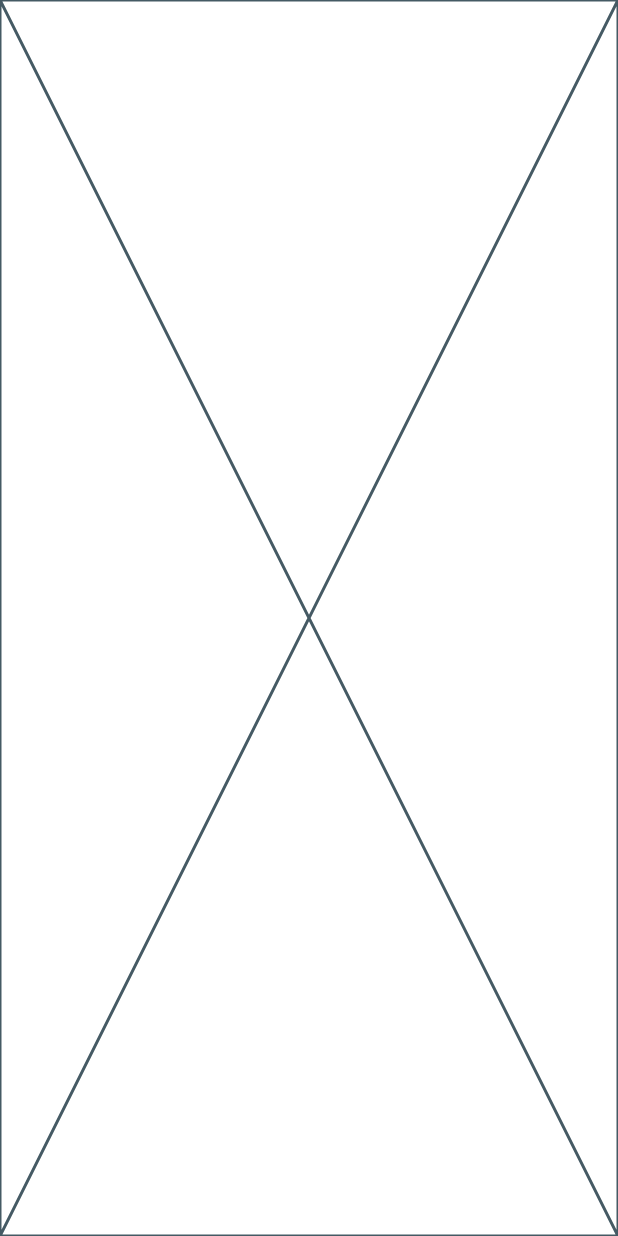
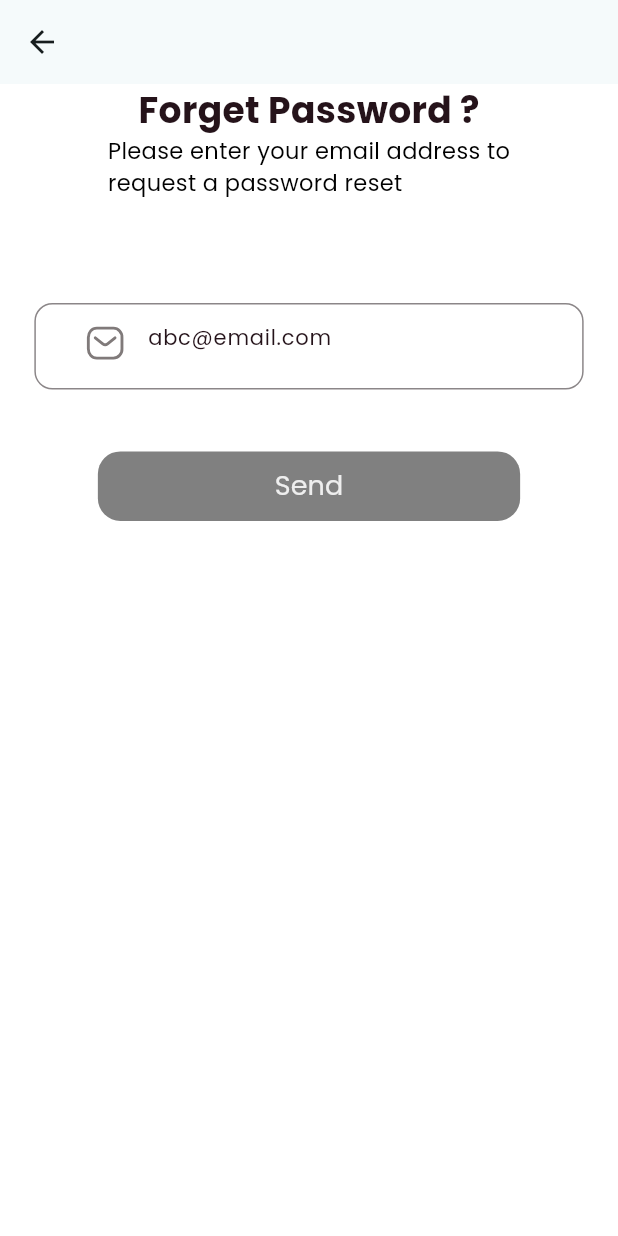
Before and after one commit to MostafaAbdallaH686/Event-Planning-App, a Flutter app: the screen it shows after launch, after a tap on "Forget Password ?", on a phone screen of 412 x 824 dp. Run offline on Flutter 3.47's test engine with Material 3 defaults, Android fonts, the phone set to English and light mode, and no system bars; our stand-ins replace dio, flutter_svg, get, go_router, shared_preferences; project files that could hold a hidden picture were left out.

Commit message:
forgetpass screen

```diff
--- a/lib/core/utils/function/app_route.dart
+++ b/lib/core/utils/function/app_route.dart
@@ -1,7 +1,7 @@
 // Mohnd::TODO: Refactor this file to use named routes instead of passing Widget instances directly.
 
-import 'package:event_planning_app/features/auth/view/verification_screen.dart';
-import 'package:event_planning_app/features/auth/view/forget_password_screen.dart';
+import 'package:event_planning_app/features/auth/view/verification/verification_screen.dart';
+import 'package:event_planning_app/features/auth/view/forgetPassword/forget_password_screen.dart';
 import 'package:event_planning_app/features/auth/view/login/login_screen.dart';
 import 'package:event_planning_app/features/auth/view/register/register_screen.dart';
 import 'package:event_planning_app/features/home/view/home_screen.dart';
--- a/lib/core/utils/utils/app_string.dart
+++ b/lib/core/utils/utils/app_string.dart
@@ -26,6 +26,10 @@ abstract class AppString {
   static const String emailEx = "abc@email.com";
   static const String yourPass = "Your password";
   static const String confirmPass = "Confirm password ";
+  // forget password
+  static const String forgetDesc =
+      "Please enter your email address to\nrequest a password reset";
+  static const String send = "Send";
   // Home Page
 
   // add screen
--- /dev/null
+++ b/lib/features/auth/view/forgetPassword/forget_password_screen.dart
@@ -0,0 +1,17 @@
+//ToDO ::Hadeer
+
+import 'package:event_planning_app/core/utils/widget/custom_my_app_bar.dart';
+import 'package:event_planning_app/features/auth/view/forgetPassword/widget/forget_screen_body.dart';
+import 'package:flutter/material.dart';
+
+class ForgetPasswordScreen extends StatelessWidget {
+  const ForgetPasswordScreen({super.key});
+
+  @override
+  Widget build(BuildContext context) {
+    return const Scaffold(
+      appBar: CustomAppBar(),
+      body: ForgetScreenBody(),
+    );
+  }
+}
--- /dev/null
+++ b/lib/features/auth/view/forgetPassword/widget/forget_screen_body.dart
@@ -0,0 +1,69 @@
+import 'package:event_planning_app/core/utils/theme/app_colors.dart';
+import 'package:event_planning_app/core/utils/theme/app_text_style.dart';
+import 'package:event_planning_app/core/utils/utils/app_icon.dart';
+import 'package:event_planning_app/core/utils/utils/app_string.dart';
+import 'package:event_planning_app/core/utils/utils/app_validator.dart';
+import 'package:event_planning_app/core/utils/widget/custom_textbutton.dart';
+import 'package:event_planning_app/core/utils/widget/custom_textform.dart';
+import 'package:flutter/material.dart';
+import 'package:go_router/go_router.dart';
+
+class ForgetScreenBody extends StatefulWidget {
+  const ForgetScreenBody({super.key});
+
+  @override
+  State<ForgetScreenBody> createState() => _ForgetScreenBodyState();
+}
+
+class _ForgetScreenBodyState extends State<ForgetScreenBody> {
+  final _formKey = GlobalKey<FormState>();
+  final _emailCtrl = TextEditingController();
+  @override
+  void dispose() {
+    _emailCtrl.dispose();
+    super.dispose();
+  }
+
+  @override
+  Widget build(BuildContext context) {
+    final size = MediaQuery.of(context).size;
+    return Form(
+      key: _formKey,
+      autovalidateMode: AutovalidateMode.onUserInteraction,
+      child: SingleChildScrollView(
+          child: Padding(
+        padding: EdgeInsets.symmetric(horizontal: size.width * 0.02777),
+        child: Column(
+          children: [
+            Text(
+              AppString.forgetPass,
+              style: AppTextStyle.bold24(AppColor.colorbA1),
+            ),
+            Text(
+              AppString.forgetDesc,
+              style: AppTextStyle.extraLight15(AppColor.black),
+            ),
+            SizedBox(
+              height: size.height * 0.06,
+            ),
+            CustomTextform(
+              controller: _emailCtrl,
+              validator: (value) => AppValidator().emailValidator(value),
+              prefixicon: AppIcon.mail,
+              prefixtext: AppString.emailEx,
+            ),
+            SizedBox(height: size.height * 0.05),
+            CustomTextbutton(
+                text: AppString.send,
+                onpressed: () {
+                  if (_formKey.currentState!.validate()) {
+                    // firebase code  will be  here
+                    context.go('/verification');
+                  }
+                })
+          ],
+        ),
+      )),
+    );
+  }
+}
--- a/lib/features/auth/view/forget_password_screen.dart
+++ b/lib/features/auth/view/verification/widget/verification_screen_body.dart
@@ -1,9 +1,7 @@
-//ToDO ::Hadeer
-
 import 'package:flutter/material.dart';
 
-class ForgetPasswordScreen extends StatelessWidget {
-  const ForgetPasswordScreen({super.key});
+class VerificationScreenBody extends StatelessWidget {
+  const VerificationScreenBody({super.key});
 
   @override
   Widget build(BuildContext context) {
```
Also changed, not shown: lib/features/auth/view/verification/verification_screen.dart (renamed from lib/features/auth/view/verification_screen.dart).
